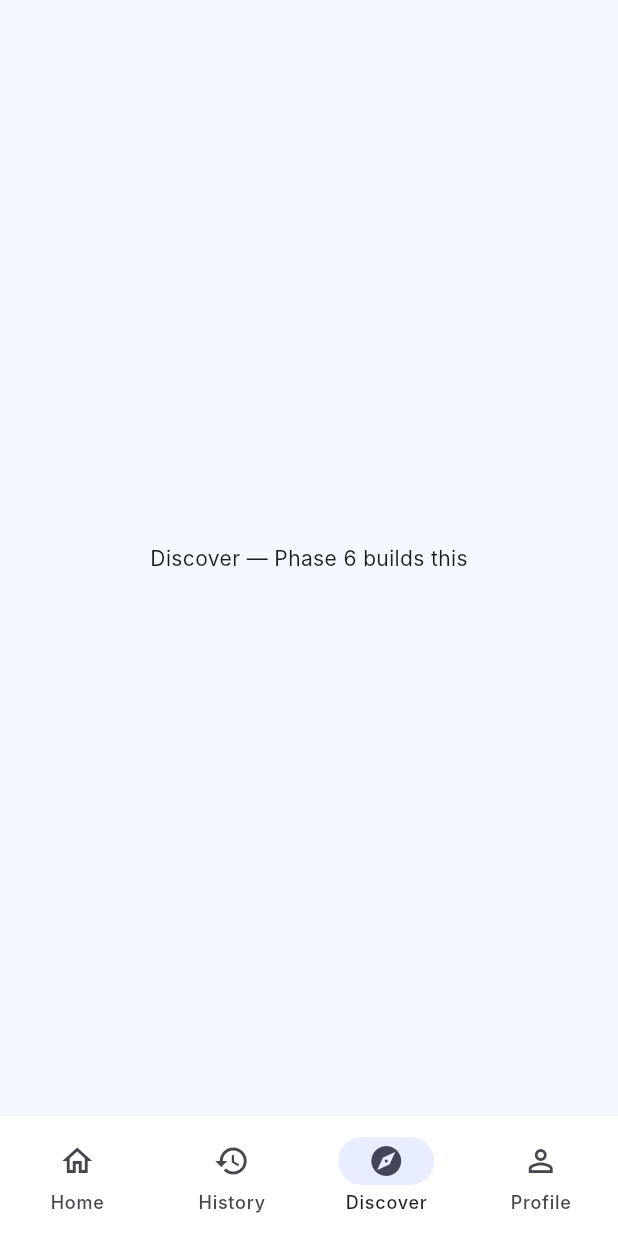
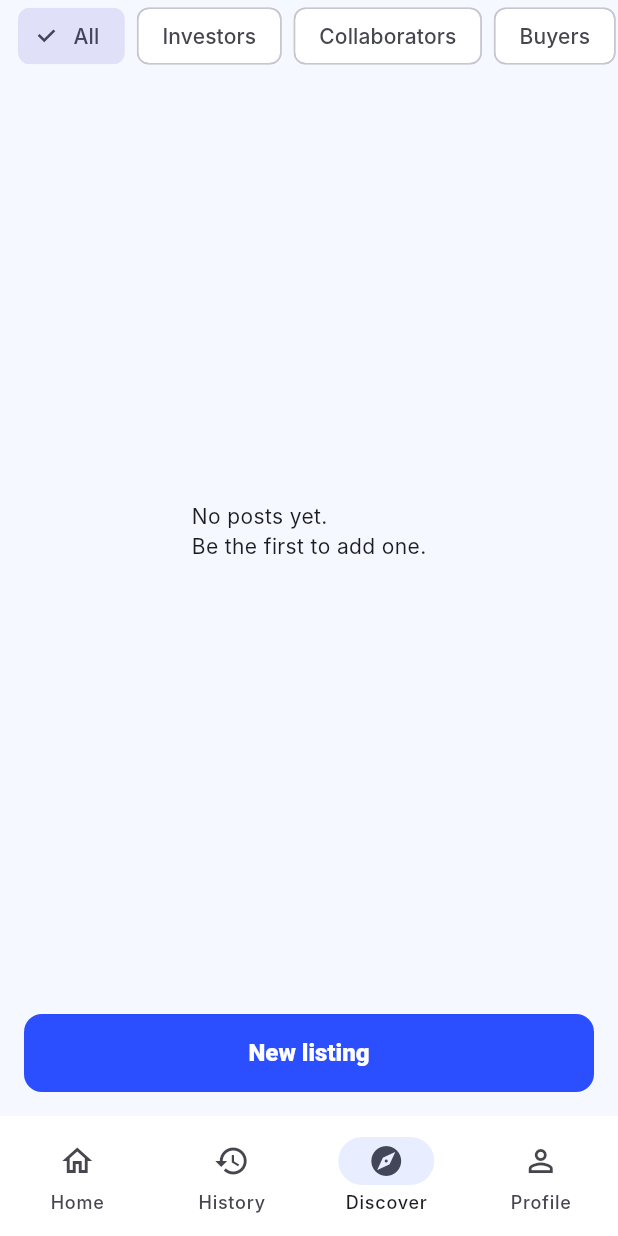
Before and after one commit to Zain556-hue/BridgeForward, a Flutter app: the AppShell screen opened directly, item 3 of the bottom bar chosen, on a phone screen of 412 x 824 dp. Run offline on Flutter 3.47's test engine with Material 3 defaults, Android fonts, the light colour scheme and no system bars; our stand-ins replace flutter_riverpod; Roboto replaces fonts that are missing (Inter).

Commit message:
Phase 6: explore feed, new listing, detail connect, my listings

```diff
--- a/apps/mobile/lib/src/discover/discover_screen.dart
+++ b/apps/mobile/lib/src/discover/discover_screen.dart
@@ -1,9 +1,70 @@
 import 'package:flutter/material.dart';
+import 'package:flutter_riverpod/flutter_riverpod.dart';
+import 'package:design_system/design_system.dart';
+import 'discover_store.dart';
+import '../opps/create_listing_screen.dart';
+import '../opps/opportunity_detail_screen.dart';
 
-/// Placeholder tab wired in Phase 6.
-class DiscoverScreen extends StatelessWidget {
+/// Explore: one feed + chips. Cards show title + needs. Tap opens detail.
+class DiscoverScreen extends ConsumerWidget {
   const DiscoverScreen({super.key});
   @override
-  Widget build(BuildContext context) =>
-      const SafeArea(child: Center(child: Text('Discover — Phase 6 builds this')));
+  Widget build(BuildContext context, WidgetRef ref) {
+    final filter = ref.watch(listingFilterProvider);
+    final all = ref.watch(listingsProvider);
+    final items = filter == 'All' ? all : all.where((l) => l.title.isNotEmpty).toList();
+    return SafeArea(
+      child: Column(
+        children: [
+          SizedBox(
+            height: 48,
+            child: ListView(
+              scrollDirection: Axis.horizontal,
+              padding: const EdgeInsets.symmetric(horizontal: 12),
+              children: [
+                for (final f in exploreFilters)
+                  Padding(
+                    padding: const EdgeInsets.only(right: 8),
+                    child: ChoiceChip(
+                      label: Text(f),
+                      selected: filter == f,
+                      onSelected: (_) => ref.read(listingFilterProvider.notifier).state = f,
+                    ),
+                  ),
+              ],
+            ),
+          ),
+          Expanded(
+            child: items.isEmpty
+                ? const Center(child: Text('No posts yet.\nBe the first to add one.'))
+                : ListView(
+                    padding: const EdgeInsets.all(16),
+                    children: [
+                      for (final l in items)
+                        Card(
+                          child: ListTile(
+                            title: Text(l.title),
+                            subtitle: Text('${l.stage} • ${l.description}'),
+                            trailing: const Icon(Icons.chevron_right),
+                            onTap: () => Navigator.push(
+                                context,
+                                MaterialPageRoute(
+                                    builder: (_) => OpportunityDetailScreen(listing: l))),
+                          ),
+                        ),
+                    ],
+                  ),
+          ),
+          Padding(
+            padding: const EdgeInsets.all(16),
+            child: BridgePrimaryButton(
+              label: 'New listing',
+              onPressed: () => Navigator.push(context,
+                  MaterialPageRoute(builder: (_) => const CreateListingScreen())),
+            ),
+          ),
+        ],
+      ),
+    );
+  }
 }
--- /dev/null
+++ b/apps/mobile/lib/src/discover/discover_store.dart
@@ -0,0 +1,41 @@
+import 'package:flutter_riverpod/flutter_riverpod.dart';
+import 'package:domain/entities.dart';
+
+/// Thin feed V1: one list + chip filter. No chat, no pay (Phase 6 rule).
+class Listing {
+  final String id;
+  final String ownerId;
+  final String title;
+  final String description;
+  final String stage;
+  final List<OpportunityType> types;
+  final bool paused;
+  const Listing({
+    required this.id,
+    required this.ownerId,
+    required this.title,
+    required this.description,
+    this.stage = 'idea',
+    this.types = const [OpportunityType.collaborator],
+    this.paused = false,
+  });
+}
+
+final listingsProvider = StateNotifierProvider<ListingsStore, List<Listing>>((_) => ListingsStore());
+final listingFilterProvider = StateProvider<String>((_) => 'All');
+
+class ListingsStore extends StateNotifier<List<Listing>> {
+  ListingsStore() : super(const []);
+  void add(Listing l) => state = [l, ...state];
+  void setPaused(String id, bool paused) => state = [
+        for (final l in state)
+          if (l.id == id)
+            Listing(id: l.id, ownerId: l.ownerId, title: l.title, description: l.description,
+                stage: l.stage, types: l.types, paused: paused)
+          else
+            l
+      ];
+  void remove(String id) => state = state.where((l) => l.id != id).toList();
+}
+
+const exploreFilters = ['All', 'Investors', 'Collaborators', 'Buyers', 'Projects'];
--- a/apps/mobile/lib/src/profile/profile_screen.dart
+++ b/apps/mobile/lib/src/profile/profile_screen.dart
@@ -3,6 +3,7 @@ import 'package:flutter_riverpod/flutter_riverpod.dart';
 import 'package:design_system/design_system.dart';
 import '../auth/auth_repository.dart';
 import '../auth/auth_sheet.dart';
+import '../opps/my_listings_screen.dart';
 import 'settings_screen.dart';
 
 /// Profile (PRD §9): name, photo, tabs as placeholders to later phases.
@@ -48,6 +49,11 @@ class ProfileScreen extends ConsumerWidget {
             onPressed: () => showModalBottomSheet(
                 context: context, builder: (_) => const AuthSheet()),
           ),
+          BridgeTertiaryButton(
+            label: 'My listings →',
+            onPressed: () => Navigator.push(context,
+                MaterialPageRoute(builder: (_) => const MyListingsScreen())),
+          ),
         ],
       ),
     );
```
Also changed, not shown: apps/mobile/lib/src/opps/create_listing_screen.dart (added, +77 -0 lines), apps/mobile/lib/src/opps/my_listings_screen.dart (added, +42 -0 lines), apps/mobile/lib/src/opps/opportunity_detail_screen.dart (added, +49 -0 lines).
